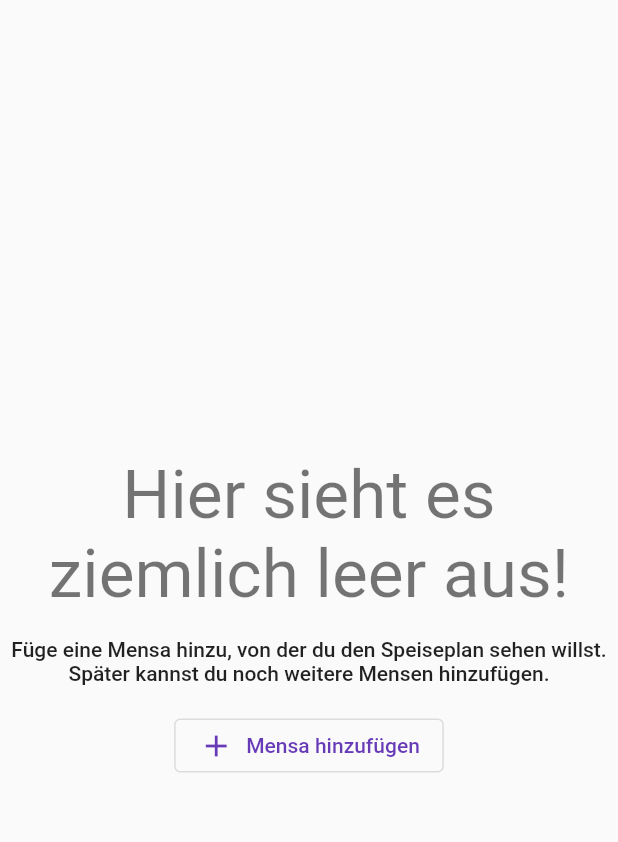
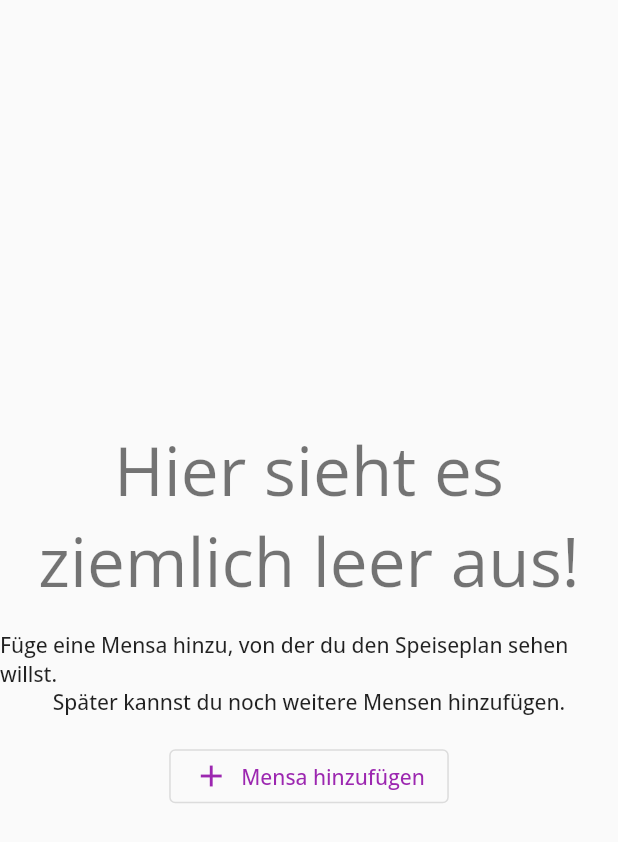
Before and after one commit to m-rnd/canteenplan-flutter, a Flutter app: the screen it shows after launch, on a phone screen of 412 x 824 dp. Shown: the top 842 px of the screen. Run offline on Flutter 3.47's test engine with Material 2 defaults, Android fonts, the light colour scheme and no system bars; our stand-ins replace bloc, flutter_bloc, shared_preferences.

Commit message:
add custom font, rename meal plan cubit

```diff
--- a/lib/cubit/daily_meal_plans_cubit.dart
+++ b/lib/cubit/meal_plans_cubit.dart
@@ -4,12 +4,12 @@ import 'package:canteenplan/repository/meal_plan_repository.dart';
 import 'package:intl/intl.dart';
 import 'package:meta/meta.dart';
 
-part 'daily_meal_plans_state.dart';
+part 'meal_plans_state.dart';
 
-class DailyMealPlansCubit extends Cubit<DailyMealPlansState> {
+class DailyMealPlansCubit extends Cubit<MealPlansState> {
   final MealPlanRepository _repository;
 
-  DailyMealPlansCubit(this._repository) : super(DailyMealPlansInitial());
+  DailyMealPlansCubit(this._repository) : super(MealPlansInitial());
 
   void getMealPlans(List<int> canteenIds, int amountOfDays) async {
     final dates = List.generate(
@@ -19,6 +19,6 @@ class DailyMealPlansCubit extends Cubit<DailyMealPlansState> {
 
     final plans = dates.map((d) => _repository.getMealPlans(canteenIds, d));
 
-    Future.wait(plans).then((value) => emit(DailyMealPlansLoaded(value)));
+    Future.wait(plans).then((value) => emit(MealPlansLoaded(value)));
   }
 }
--- a/lib/main.dart
+++ b/lib/main.dart
@@ -29,7 +29,7 @@ class MyApp extends StatelessWidget {
   @override
   Widget build(BuildContext context) {
     return MaterialApp(
-      title: 'Flutter Demo',
+      title: 'Canteen plan',
       theme: _getTheme(context),
       onGenerateRoute: router.generateRoute,
       navigatorKey: navigatorKey,
@@ -43,9 +43,10 @@ class MyApp extends StatelessWidget {
     final backgroundColor = baseTheme.scaffoldBackgroundColor;
 
     return ThemeData(
+        fontFamily: "OpenSans",
         scaffoldBackgroundColor: backgroundColor,
         brightness: brightnessValue,
-        primarySwatch: Colors.deepPurple,
+        primarySwatch: Colors.purple,
         appBarTheme: AppBarTheme(
             backgroundColor: backgroundColor,
             foregroundColor: baseTheme.textTheme.bodySmall?.color));
--- a/lib/view/dialog_add_canteen/add_canteen_dialog.dart
+++ b/lib/view/dialog_add_canteen/add_canteen_dialog.dart
@@ -17,7 +17,7 @@ class AddCanteenDialog extends StatefulWidget {
 class _AddCanteenDialogState extends State<AddCanteenDialog> {
   TextEditingController nameController = TextEditingController();
   String canteenName = '';
-  CanteenColor canteenColor = CanteenColor.pink;
+  CanteenColor canteenColor = CanteenColor.lime;
   @override
   Widget build(BuildContext context) {
     BlocProvider.of<CanteenSearchCubit>(context).getCanteens();
--- a/lib/view/home/home_default_layout.dart
+++ b/lib/view/home/home_default_layout.dart
@@ -6,7 +6,7 @@ import 'package:flutter/material.dart';
 import 'package:flutter_bloc/flutter_bloc.dart';
 
 import '../../cubit/canteen_cubit.dart';
-import '../../cubit/daily_meal_plans_cubit.dart';
+import '../../cubit/meal_plans_cubit.dart';
 import '../../models/meal_plan.dart';
 import '../router.dart';
 import '../util/expandable_page_view.dart';
@@ -106,9 +106,9 @@ class _HomeDefaultLayoutState extends State<HomeDefaultLayout> {
       BlocProvider.of<DailyMealPlansCubit>(context)
           .getMealPlans(canteenIds, widget.amountOfDays);
 
-      return BlocBuilder<DailyMealPlansCubit, DailyMealPlansState>(
+      return BlocBuilder<DailyMealPlansCubit, MealPlansState>(
           builder: (context, mealPlanState) {
-        if (mealPlanState is DailyMealPlansLoaded) {
+        if (mealPlanState is MealPlansLoaded) {
           final mealPlans = (mealPlanState).mealPlans;
           final canteenColorMap = {
             for (var v in (canteenState).canteens) v.id: v.color
--- a/lib/view/router.dart
+++ b/lib/view/router.dart
@@ -1,6 +1,6 @@
 import 'package:canteenplan/cubit/canteen_cubit.dart';
 import 'package:canteenplan/cubit/canteen_search_cubit.dart';
-import 'package:canteenplan/cubit/daily_meal_plans_cubit.dart';
+import 'package:canteenplan/cubit/meal_plans_cubit.dart';
 import 'package:canteenplan/main.dart';
 import 'package:canteenplan/repository/canteen_search_repository.dart';
 import 'package:canteenplan/repository/canteen_repository.dart';
```
Also changed, not shown: lib/cubit/daily_meal_plans_state.dart (deleted, +0 -12 lines), lib/cubit/meal_plans_state.dart (added, +12 -0 lines), lib/models/canteen_color.dart (+10 -9 lines), lib/view/home/widget/top_app_bar/day_tab_list.dart (+5 -2 lines), pubspec.yaml (+9 -1 lines), fonts/OpenSans-Medium.ttf (added), fonts/OpenSans-Regular.ttf (added), fonts/OpenSans-SemiBold.ttf (added), 1 other file.
